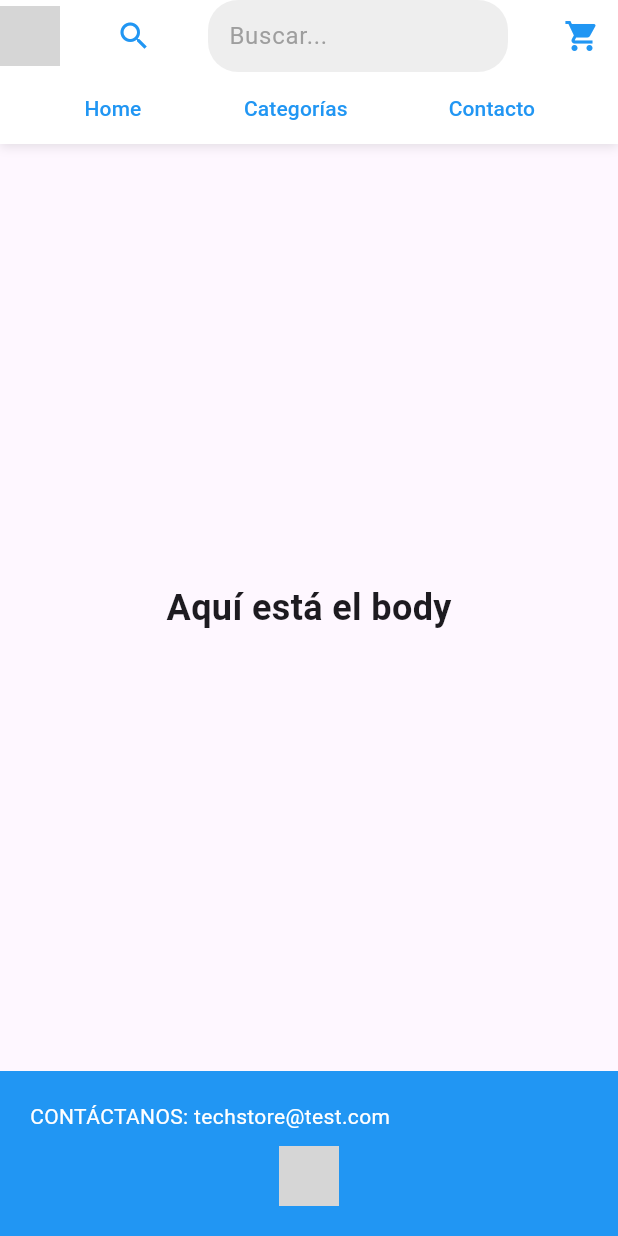
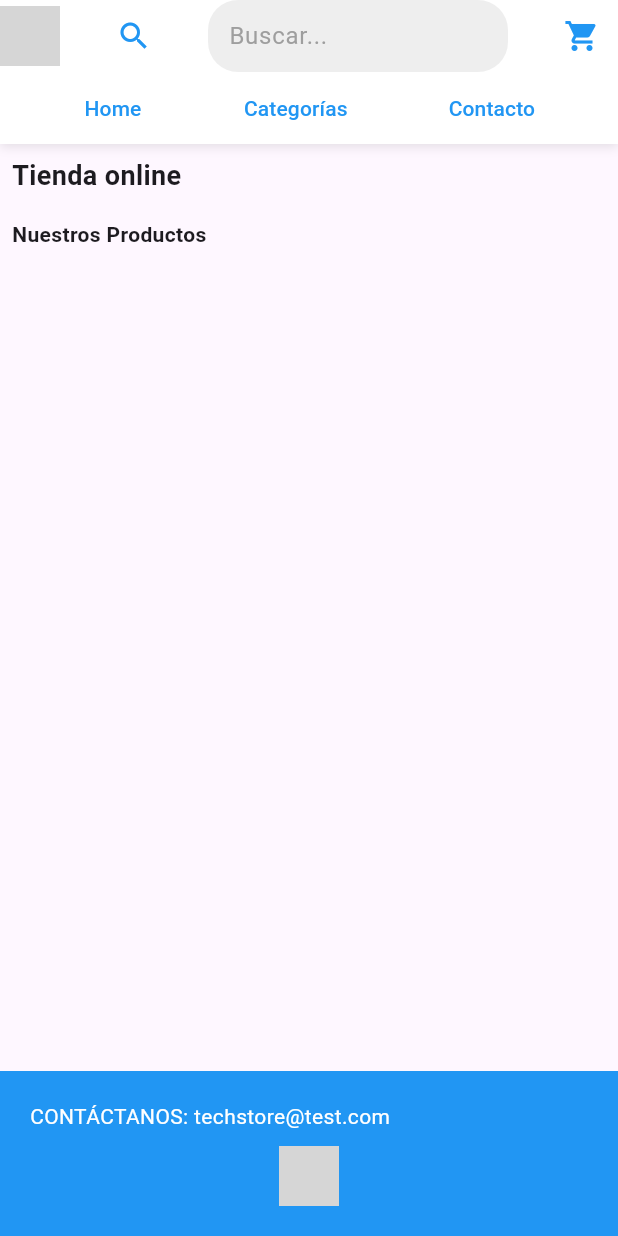
Before and after one commit to 000234768/examen3_computacion_movil, a Flutter app: the HomePage screen opened by its route, on a phone screen of 412 x 824 dp. Run offline on Flutter 3.47's test engine with Material 3 defaults, Android fonts, the phone set to English and light mode, and no system bars; our stand-ins replace cloud_firestore, firebase_auth, firebase_core; accounts and stored records are empty; network calls fail; grey boxes are pictures that could not be loaded.

```diff
--- a/aplicacion_prueba3/lib/pages/home.dart
+++ b/aplicacion_prueba3/lib/pages/home.dart
@@ -1,6 +1,8 @@
 import 'package:flutter/material.dart';
+import 'package:cloud_firestore/cloud_firestore.dart';
 import 'package:flutter_application_1/widgets/header.dart';
 import 'package:flutter_application_1/widgets/footer.dart';
+import 'package:flutter_application_1/widgets/card.dart';
 
 class HomePage extends StatelessWidget {
   const HomePage({Key? key}) : super(key: key);
@@ -8,22 +10,64 @@ class HomePage extends StatelessWidget {
   @override
   Widget build(BuildContext context) {
     return Scaffold(
-      appBar: MyHeader(), // Usa el header
+      appBar: MyHeader(),
       body: Column(
+        crossAxisAlignment: CrossAxisAlignment.start,
         children: [
-          Expanded(
-            child: Container(
-              alignment: Alignment.center,
-              child: Text(
-                'Aquí está el body',
-                style: TextStyle(
-                  fontSize: 24,
-                  fontWeight: FontWeight.bold,
-                ),
+          Padding(
+            padding: const EdgeInsets.all(8.0),
+            child: Text(
+              'Tienda online',
+              style: TextStyle(
+                fontSize: 18,
+                fontWeight: FontWeight.bold,
               ),
             ),
           ),
-          MyFooter(), // Usa el footer
+          Padding(
+            padding: const EdgeInsets.all(8.0),
+            child: Text(
+              'Nuestros Productos',
+              style: TextStyle(
+                fontSize: 14,
+                fontWeight: FontWeight.bold,
+              ),
+            ),
+          ),
+          Expanded(
+            flex: 5,
+            child: StreamBuilder(
+              stream: FirebaseFirestore.instance
+                  .collection('productos')
+                  .snapshots(),
+              builder: (BuildContext context,
+                  AsyncSnapshot<QuerySnapshot> snapshot) {
+                if (!snapshot.hasData) {
+                  return Center(
+                    child: CircularProgressIndicator(),
+                  );
+                }
+                final List<DocumentSnapshot> documents = snapshot.data!.docs;
+                return GridView.count(
+                    crossAxisCount: 2,
+                    childAspectRatio:
+                        0.7, // Ajusta este valor según tus necesidades
+                    children: documents.map((doc) {
+                      final Map<String, dynamic> data =
+                          doc.data() as Map<String, dynamic>;
+                      return CustomCard(
+                        title: data['Nombre'] ?? 'Sin nombre',
+                        price: data['Costo'] ?? 'Sin descripción',
+                        Url: data['Imagen'] ?? 'Sin imagen',
+                        buttonText: 'Agregar al carrito',
+                        onPress: () {},
+                      );
+                    }).toList(),
+                );
+              },
+            ),
+          ),
+          MyFooter(),
         ],
       ),
     );
```
Also changed, not shown: aplicacion_prueba3/lib/widgets/card.dart (added, +49 -0 lines), 2 other files.
